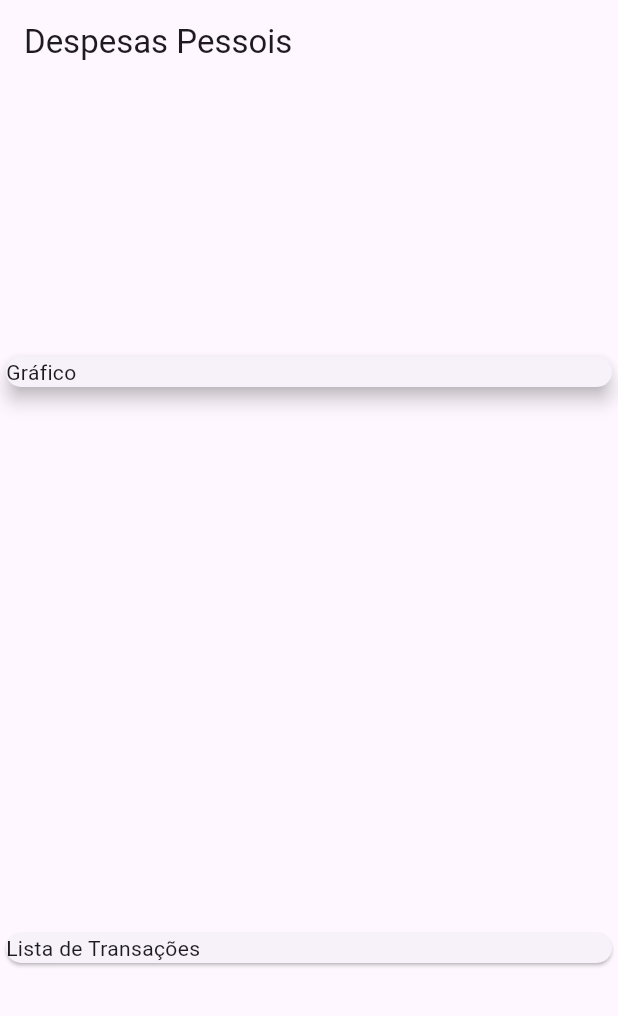
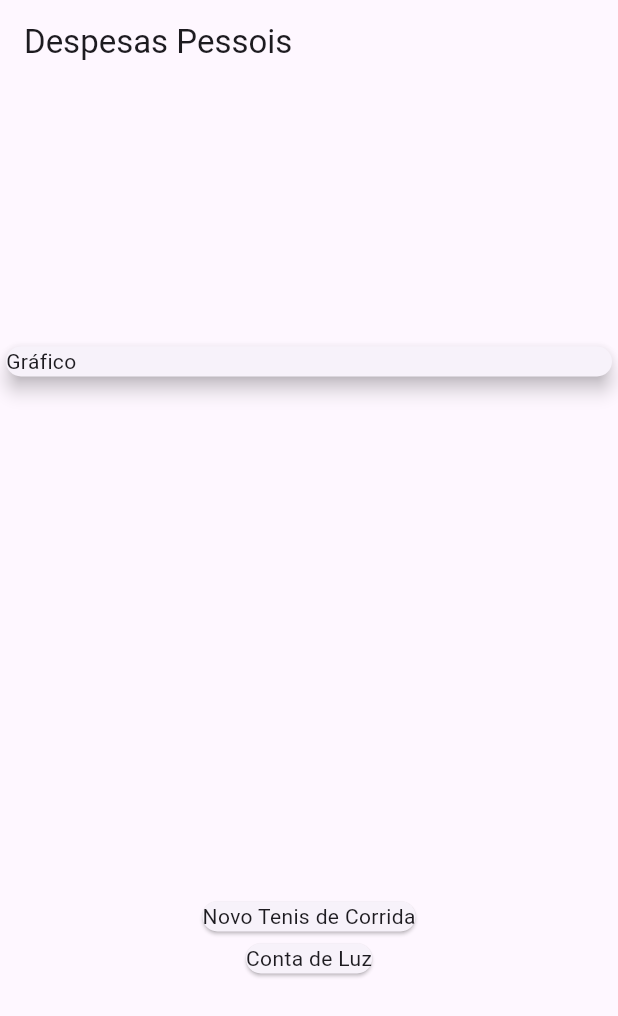
Before and after one commit to PedroH6/expenses, a Flutter app: the screen it shows after launch, on a phone screen of 412 x 824 dp. Shown: the top 1016 px of the screen. Run offline on Flutter 3.47's test engine with Material 3 defaults, Android fonts, the phone set to English and light mode, and no system bars.

Commit message:
mapear dados para widgets

```diff
--- a/lib/main.dart
+++ b/lib/main.dart
@@ -16,7 +16,6 @@ class ExpensesApp extends StatelessWidget {
 
 // ignore: use_key_in_widget_constructors
 class MyHomePage extends StatelessWidget {
-
   // ignore: unused_field
   final _transaction = [
     Transaction(
@@ -33,7 +32,6 @@ class MyHomePage extends StatelessWidget {
     ),
   ];
 
-
   @override
   Widget build(BuildContext context) {
     return Scaffold(
@@ -47,7 +45,11 @@ class MyHomePage extends StatelessWidget {
             width: double.infinity,
             child: Card(elevation: 5, child: Text('Gráfico')),
           ),
-          Card(child: Text('Lista de Transações')),
+          Column(
+            children: _transaction.map((tr) {
+              return Card(child: Text(tr.title));
+            }).toList(),
+          ),
         ],
       ),
     );
```
